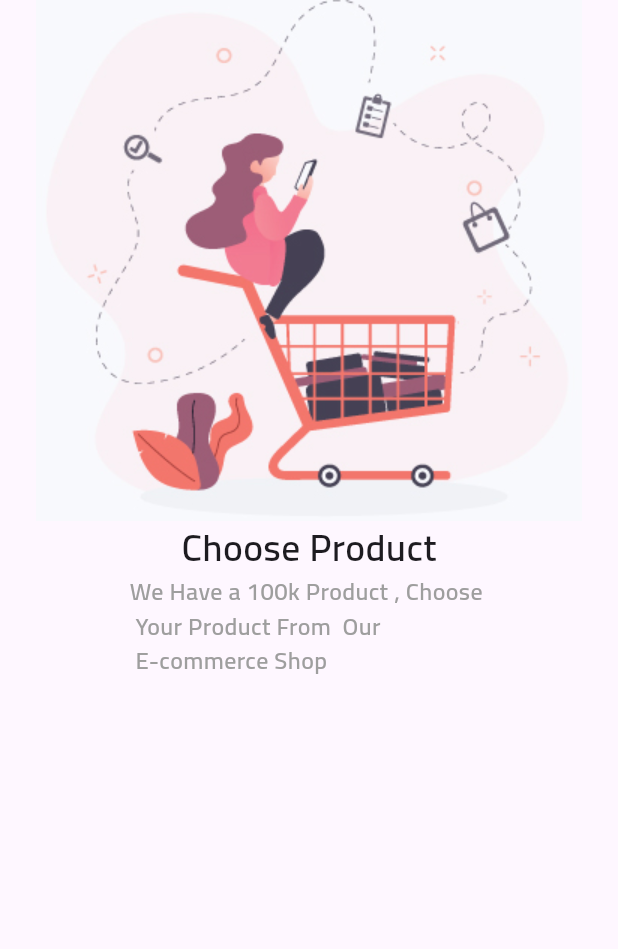
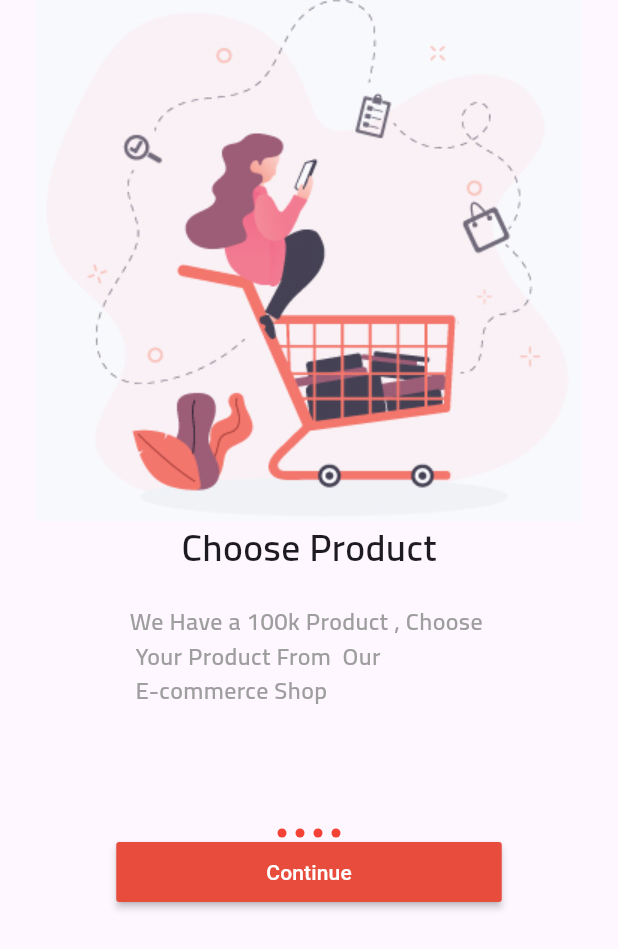
Before and after one commit to am7405782/shoping_app, a Flutter app: the OnBordingScreen screen opened by its route, on a phone screen of 412 x 824 dp. Shown: the top 949 px of the screen. Run offline on Flutter 3.47's test engine with Material 3 defaults, Android fonts, the phone set to English and light mode, and no system bars; our stand-ins replace gap, get, shared_preferences; accounts and stored records are empty; project files that could hold a hidden picture were left out.

Commit message:
Refactor code for language selection and onboarding screens
- Refactored code to improve readability and maintainability.
- Updated language selection functionality for better user experience.
- Modified onboarding screen layout for improved

```diff
--- a/lib/route/route.dart
+++ b/lib/route/route.dart
@@ -1,10 +1,12 @@
 import 'package:get/get_navigation/src/routes/get_route.dart';
 import 'package:shoping_app/route/routsname.dart';
+import 'package:shoping_app/view/pages/language.dart';
 import 'package:shoping_app/view/pages/onbording_page.dart';
 
-List<GetPage<dynamic>>? getPages = [
+List<GetPage<dynamic>> route = [
   GetPage(
-    name: AppRote.onbording,
-    page: () => const OnBordingScreen(),
+    name: AppRote.language,
+    page: () => const Language(),
   ),
+  GetPage(name: AppRote.onbording, page: () => const OnBordingScreen()),
 ];
--- a/lib/view/pages/onbording_page.dart
+++ b/lib/view/pages/onbording_page.dart
@@ -1,4 +1,6 @@
 import 'package:flutter/material.dart';
+import 'package:gap/gap.dart';
+import 'package:shoping_app/core/constant/color.dart';
 import 'package:shoping_app/data/data_source/static.dart';
 
 class OnBordingScreen extends StatelessWidget {
@@ -12,6 +14,10 @@ class OnBordingScreen extends StatelessWidget {
           itemCount: onBordingList.length,
           itemBuilder: (context, index) => Column(
             children: [
+              Expanded(
+                flex: 2,
+                child: Column(
+                  children: [
                     Image.asset(
                       onBordingList[index].image!,
                     ),
@@ -23,6 +29,7 @@ class OnBordingScreen extends StatelessWidget {
                         fontFamily: "Cairo",
                       ),
                     ),
+                    const Gap(20),
                     Text(onBordingList[index].body!,
                         style: const TextStyle(
                           color: Colors.grey,
@@ -33,6 +40,47 @@ class OnBordingScreen extends StatelessWidget {
                   ],
                 ),
               ),
+              Expanded(
+                flex: 1,
+                child: Column(
+                  children: [
+                    Row(
+                      mainAxisAlignment: MainAxisAlignment.center,
+                      children: [
+                        ...List.generate(
+                            onBordingList.length,
+                            (index) => AnimatedContainer(
+                                  duration: const Duration(milliseconds: 300),
+                                  decoration: const BoxDecoration(
+                                    color: Colors.red,
+                                    borderRadius:
+                                        BorderRadius.all(Radius.circular(50)),
+                                  ),
+                                  margin: const EdgeInsets.all(3),
+                                  height: 6,
+                                  width: 6,
+                                ))
+                      ],
+                    ),
+                    Container(
+                      margin: const EdgeInsets.only(bottom: 30),
+                      height: 40,
+                      child: MaterialButton(
+                          padding: const EdgeInsets.symmetric(
+                              horizontal: 100, vertical: 0),
+                          textColor: Colors.white,
+                          onPressed: () {
+                            //  controller.next() ;
+                          },
+                          color: AppColor.primaryColor,
+                          child: const Text("Continue")),
+                    ),
+                  ],
+                ),
+              ),
+            ],
+          ),
+        ),
       ),
     );
   }
--- a/lib/view/widgets/language_widgets/language_button.dart
+++ b/lib/view/widgets/language_widgets/language_button.dart
@@ -12,7 +12,7 @@ class LanguageButton extends StatelessWidget {
 
   @override
   Widget build(BuildContext context) {
-    return InkWell(
+    return GestureDetector(
       onTap: onTap,
       child: Container(
         margin: EdgeInsets.symmetric(
```
Also changed, not shown: lib/main.dart (+20 -9 lines), lib/view/widgets/language_widgets/language_body.dart (+12 -3 lines). Lines whose indentation alone changed are shown as unchanged.
